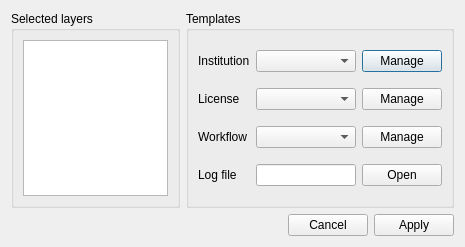
The window that src/ui/ui_apply_templates.ui (nextgis/qgis_metatools) describes before a commit, drawn with Qt 5.
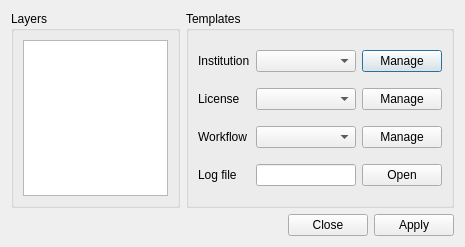
The same window after the commit.

```diff
--- a/src/ui/ui_apply_templates.ui
+++ b/src/ui/ui_apply_templates.ui
@@ -125,14 +125,14 @@
       <enum>Qt::Horizontal</enum>
      </property>
      <property name="standardButtons">
-      <set>QDialogButtonBox::Apply|QDialogButtonBox::Cancel</set>
+      <set>QDialogButtonBox::Apply|QDialogButtonBox::Close</set>
      </property>
     </widget>
    </item>
    <item row="0" column="0" rowspan="2" colspan="2">
     <widget class="QGroupBox" name="groupBox_2">
      <property name="title">
-      <string>Selected layers</string>
+      <string>Layers</string>
      </property>
      <layout class="QVBoxLayout" name="verticalLayout">
       <item>
```
